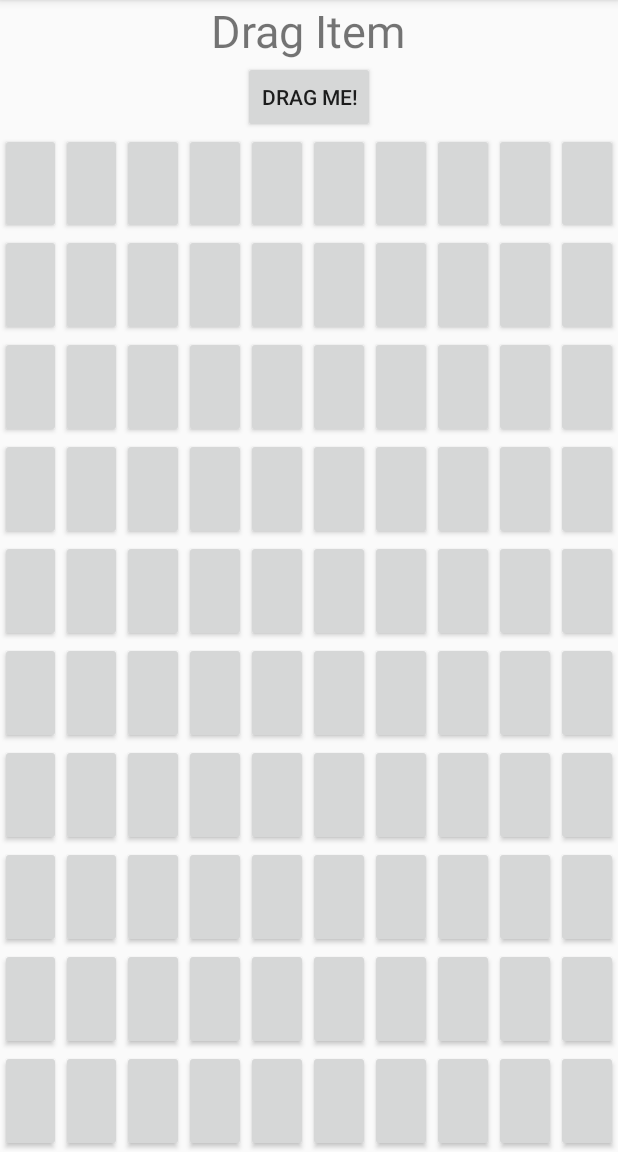
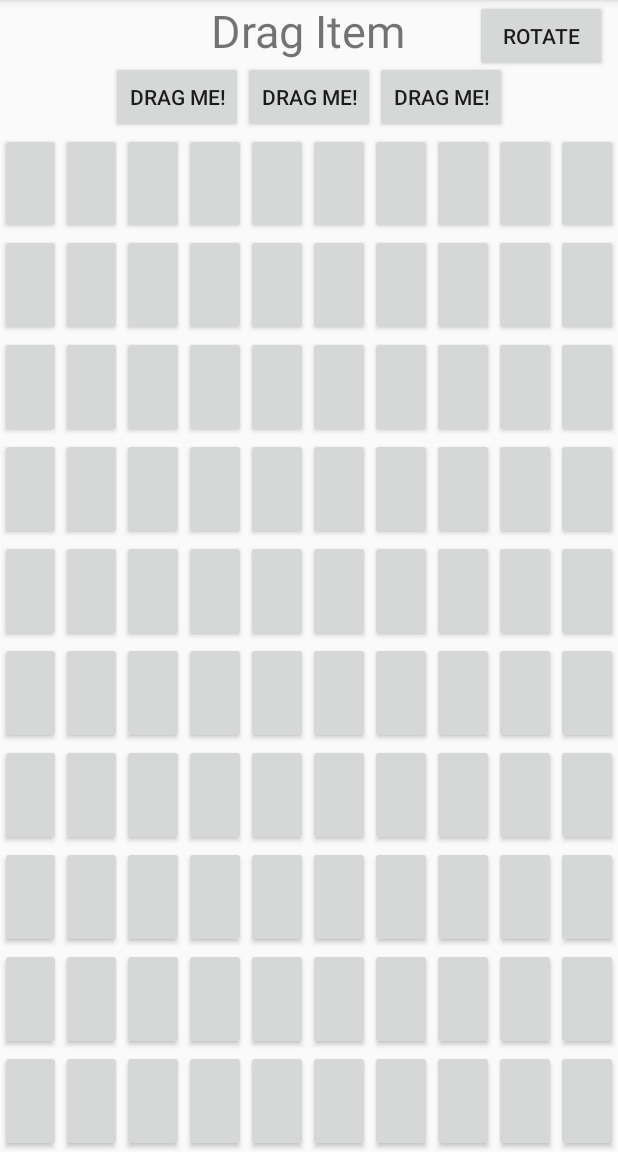
Before and after one commit to 21ChenYe/FIGHTBOAT, an Android app: the screen it shows after launch (MainActivity), on a phone screen of 412 x 824 dp, the part 84-1236 px from its top. Run offline under Robolectric (Android 15) with nearby library versions, the phone set to English and light mode, and no system bars.

Commit message:
Added more buttons and rotation
Added more buttons that can change the color of the button it is dropped on. Also added rotate button and theoretically can update the shadow of the button when rotated but needs more investigation

```diff
--- a/Battleship/app/src/main/res/layout/activity_main.xml
+++ b/Battleship/app/src/main/res/layout/activity_main.xml
@@ -21,13 +21,41 @@
             android:tag=""/>
 
         <Button
+            android:id="@+id/rotate_button"
+            android:layout_width="wrap_content"
+            android:layout_height="wrap_content"
+            android:layout_alignParentTop="true"
+            android:layout_centerHorizontal="false"
+            android:layout_marginLeft="46dp"
+            android:layout_toRightOf="@+id/text_view_player"
+            android:text="Rotate"/>
+
+        <Button
             android:id="@+id/drag_button"
             android:layout_width="wrap_content"
             android:layout_height="wrap_content"
             android:layout_below="@+id/text_view_player"
             android:layout_centerHorizontal="true"
             android:layout_marginTop="0dp"
-            android:tag="TagUrIt"
+            android:tag="Red"
+            android:text="Drag Me!" />
+        <Button
+            android:id="@+id/drag_button2"
+            android:layout_width="wrap_content"
+            android:layout_height="wrap_content"
+            android:layout_toLeftOf="@+id/drag_button"
+            android:layout_centerHorizontal="false"
+            android:layout_alignBottom="@+id/drag_button"
+            android:tag="Green"
+            android:text="Drag Me!" />
+        <Button
+            android:id="@+id/drag_button3"
+            android:layout_width="wrap_content"
+            android:layout_height="wrap_content"
+            android:layout_toRightOf="@+id/drag_button"
+            android:layout_centerHorizontal="false"
+            android:layout_alignBottom="@+id/drag_button"
+            android:tag="Orange"
             android:text="Drag Me!" />
     </RelativeLayout>
     <LinearLayout
--- a/Battleship/build.gradle
+++ b/Battleship/build.gradle
@@ -7,7 +7,7 @@ buildscript {
 
     }
     dependencies {
-        classpath 'com.android.tools.build:gradle:3.3.2'
+        classpath 'com.android.tools.build:gradle:3.4.0'
 
         // NOTE: Do not place your application dependencies here; they belong
         // in the individual module build.gradle files
```
Also changed, not shown: Battleship/app/src/main/java/com/example/battleship/MainActivity.java (+69 -4 lines), Battleship/gradle/wrapper/gradle-wrapper.properties.
